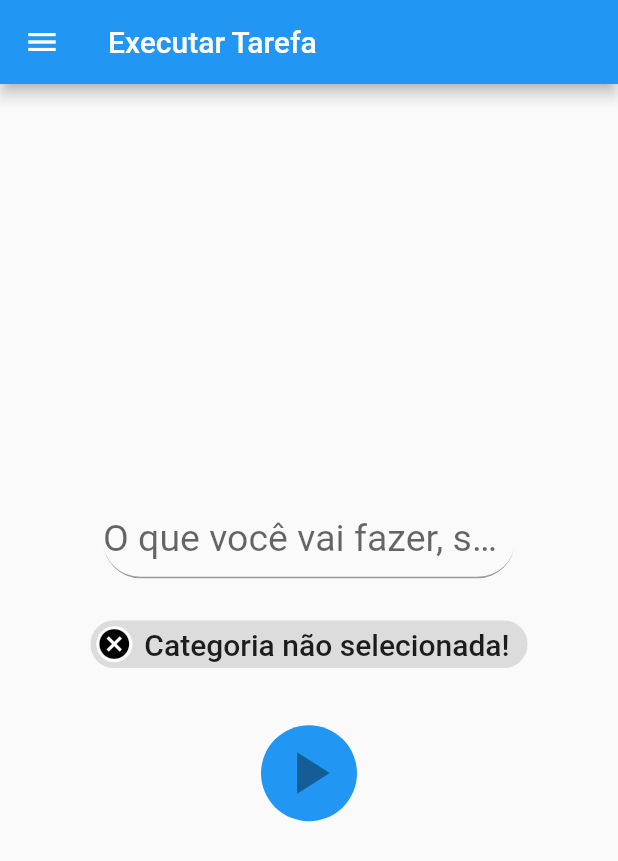
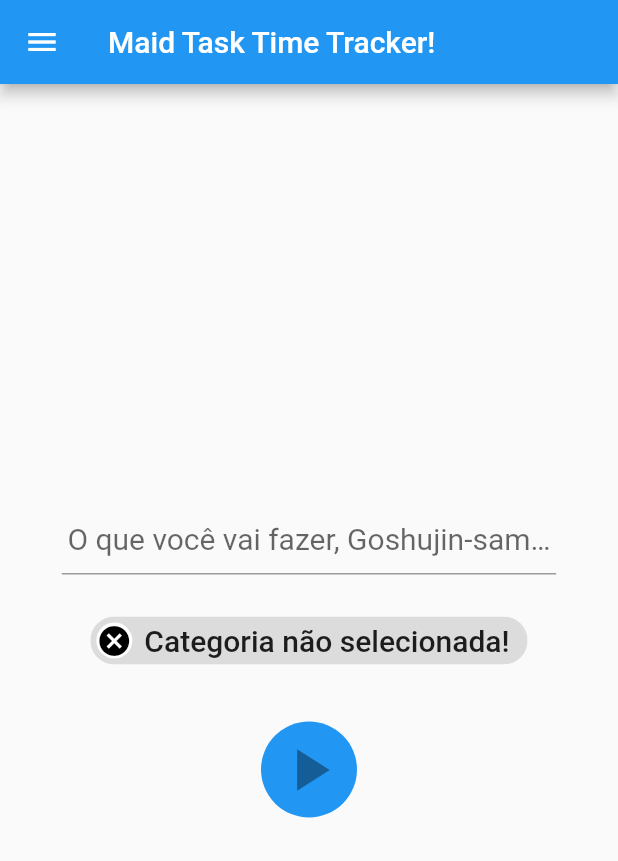
Before and after one commit to Wyru/saiko-task-time-tracker, a Flutter app: the screen it shows after launch, on a phone screen of 412 x 824 dp. Shown: the top 861 px of the screen. Run offline on Flutter 3.47's test engine with Material 2 defaults, Android fonts, the phone set to English and light mode, and no system bars; our stand-ins replace flutter_colorpicker.

Commit message:
😳 change name, AGAIN!

```diff
--- a/lib/app/Categories/Categories.dart
+++ b/lib/app/Categories/Categories.dart
@@ -1,8 +1,8 @@
 import 'package:flutter/material.dart';
 import 'package:flutter_colorpicker/flutter_colorpicker.dart';
 import 'package:provider/provider.dart';
-import 'package:maindttt/data/DataAccessProvider.dart';
-import 'package:maindttt/model/TaskCategory.dart';
+import 'package:maidttt/data/DataAccessProvider.dart';
+import 'package:maidttt/model/TaskCategory.dart';
 
 class CategoriesRoute extends StatefulWidget {
   const CategoriesRoute({super.key});
--- a/lib/app/Home/Home.dart
+++ b/lib/app/Home/Home.dart
@@ -1,8 +1,8 @@
 import 'package:flutter/material.dart';
 import 'package:provider/provider.dart';
-import 'package:maindttt/app/Drawer/Drawer.dart';
-import 'package:maindttt/data/DataAccessProvider.dart';
-import 'package:maindttt/model/TaskCategory.dart';
+import 'package:maidttt/app/Drawer/Drawer.dart';
+import 'package:maidttt/data/DataAccessProvider.dart';
+import 'package:maidttt/model/TaskCategory.dart';
 
 class Home extends StatefulWidget {
   _HomeState createState() => _HomeState();
@@ -33,7 +33,7 @@ class _HomeState extends State<Home> {
         ElevatedButton.styleFrom(textStyle: const TextStyle(fontSize: 20));
     return Scaffold(
       appBar: AppBar(
-        title: const Text('Executar Tarefa'),
+        title: const Text('Maid Task Time Tracker!'),
       ),
       drawer: const MyDrawer(),
       body: Center(
@@ -47,11 +47,12 @@ class _HomeState extends State<Home> {
                 flex: 1,
               ),
               Flexible(
-                flex: 4,
+                flex: 8,
                 child: TextField(
+                  textAlign: TextAlign.center,
                   controller: taskFieldController,
                   style: const TextStyle(
-                    fontSize: 25.0,
+                    fontSize: 20.0,
                   ),
                   onChanged: (value) {
                     updateButton();
@@ -59,13 +60,13 @@ class _HomeState extends State<Home> {
                   onSubmitted: (value) {
                     updateButton();
                   },
-                  decoration: InputDecoration(
-                    hintText: 'O que você vai fazer, senpai? (^///^)',
+                  decoration: const InputDecoration(
+                    hintText: 'O que você vai fazer, Goshujin-sama? (^///^)',
+                    alignLabelWithHint: true,
                     border: UnderlineInputBorder(
-                        borderRadius: BorderRadius.circular(25.0),
-                        borderSide: const BorderSide(
-                          width: 4,
-                        )),
+                        borderSide: BorderSide(
+                      width: 4,
+                    )),
                   ),
                 ),
               ),
--- a/lib/data/dataAccessProvider.dart
+++ b/lib/data/dataAccessProvider.dart
@@ -1,6 +1,6 @@
 import 'package:flutter/material.dart';
-import 'package:maindttt/model/Task.dart';
-import 'package:maindttt/model/TaskCategory.dart';
+import 'package:maidttt/model/Task.dart';
+import 'package:maidttt/model/TaskCategory.dart';
 
 class DataAccessProvider {
   static final DataAccessProvider instance = DataAccessProvider._();
--- a/lib/main.dart
+++ b/lib/main.dart
@@ -1,9 +1,9 @@
 import 'package:flutter/material.dart';
 import 'package:provider/provider.dart';
-import 'package:maindttt/app/Categories/Categories.dart';
-import 'package:maindttt/app/Home/Home.dart';
-import 'package:maindttt/app/TaskHistory/TaskHistory.dart';
-import 'package:maindttt/data/DataAccessProvider.dart';
+import 'package:maidttt/app/Categories/Categories.dart';
+import 'package:maidttt/app/Home/Home.dart';
+import 'package:maidttt/app/TaskHistory/TaskHistory.dart';
+import 'package:maidttt/data/DataAccessProvider.dart';
 
 void main() {
   WidgetsFlutterBinding.ensureInitialized();
@@ -13,15 +13,15 @@ void main() {
       Provider<DataAccessProvider>(create: (_) => DataAccessProvider.instance)
     ],
     child: MaterialApp(initialRoute: '/', routes: {
-      '/': (context) => const maindTTT(),
+      '/': (context) => const maidTTT(),
       '/categories': (context) => const CategoriesRoute(),
       '/taskHistory': (context) => const TaskHistoryRoute(),
     }),
   ));
 }
 
-class maindTTT extends StatelessWidget {
-  const maindTTT({super.key});
+class maidTTT extends StatelessWidget {
+  const maidTTT({super.key});
 
   @override
   Widget build(BuildContext context) {
--- a/pubspec.yaml
+++ b/pubspec.yaml
@@ -1,4 +1,4 @@
-name: maindttt
+name: maidttt
 description: A new Flutter project.
 
 # The following line prevents the package from being accidentally published to
```
Also changed, not shown: 19 other files.
